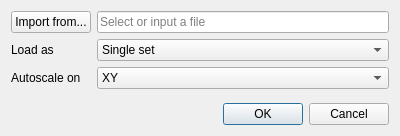
Before: the Qt Designer form src/Dialogs/ImportDataset.ui in lorenzo-rovigatti/disgrace, drawn with Qt 5.
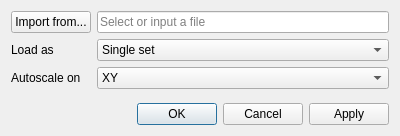
After: the same form once the commit is applied.

Commit message: Removed modal dialogs in favour of non-modal windows (as in xmgrace)

What changed in the file:
```diff
--- a/src/Dialogs/ImportDataset.ui
+++ b/src/Dialogs/ImportDataset.ui
@@ -109,7 +109,7 @@
       <enum>Qt::Horizontal</enum>
      </property>
      <property name="standardButtons">
-      <set>QDialogButtonBox::Cancel|QDialogButtonBox::Ok</set>
+      <set>QDialogButtonBox::Apply|QDialogButtonBox::Cancel|QDialogButtonBox::Ok</set>
      </property>
     </widget>
    </item>
```
Left out of the diff: 6 changed lines with no effect on the pictures. The commit also changes 6 other files.
